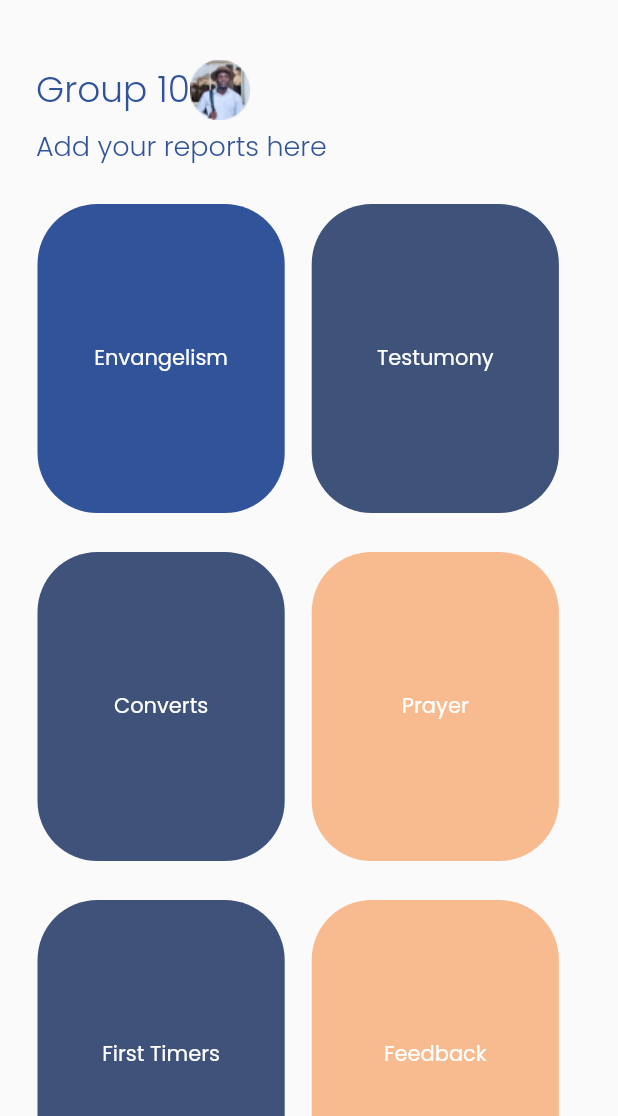
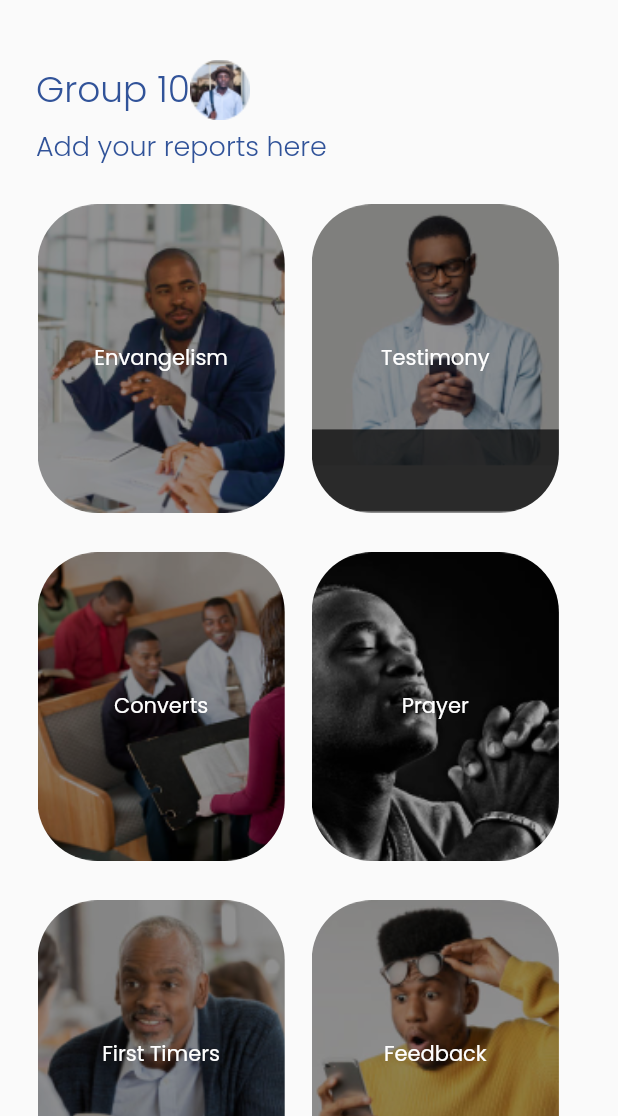
Before and after one commit to moyinfesobi/MPS, a Flutter app: the GroupPage screen opened by its route, on a phone screen of 412 x 824 dp, the part 120-1236 px from its top. Run offline on Flutter 3.47's test engine with Material 2 defaults, Android fonts, the phone set to English and light mode, and no system bars; our stand-ins replace google_fonts.

Commit message:
Modify: Added gesture detector and background images

```diff
--- a/lib/screens/grouppage.dart
+++ b/lib/screens/grouppage.dart
@@ -67,14 +67,18 @@
               child: Row(
                 crossAxisAlignment: CrossAxisAlignment.start,
                 children: <Widget>[
-                  Container(
+                  GestureDetector(
+                       onTap: ()  {Navigator.of(context).pushNamed("/envangelism");
+        } ,
+                    child: Container(
                       margin: const EdgeInsets.all(1),
                       padding: const EdgeInsets.all(10),
                       height: MediaQuery.of(context).size.height * 0.25,
                       width: MediaQuery.of(context).size.width * 0.4,
                       decoration: BoxDecoration(
                         borderRadius: BorderRadius.circular(40),
-                        color: Color.fromRGBO(49, 83, 153, 1),
+                        image: DecorationImage(image: AssetImage("assets/images/envangelism.png"), fit: BoxFit.cover),
+                        // color: Color.fromRGBO(49, 83, 153, 1),
                       ),
                       child: Center(
                         child: Text(
@@ -85,7 +89,9 @@
                                   fontSize: 14,
                                   fontWeight: FontWeight.w400)),
                         ),
-                      )),
+                      )),),
+
+
                   Container(
                       margin: const EdgeInsets.only(
                           top: 1, bottom: 1, left: 17, right: 1),
@@ -94,11 +100,13 @@
                       width: MediaQuery.of(context).size.width * 0.4,
                       decoration: BoxDecoration(
                         borderRadius: BorderRadius.circular(40),
-                        color: Color.fromRGBO(62, 82, 122, 1),
+                          image: DecorationImage(image: AssetImage("assets/images/testimony.png"), fit: BoxFit.cover),
+
+                        // color: Color.fromRGBO(62, 82, 122, 1),
                       ),
                       child: Center(
                         child: Text(
-                          "Testumony",
+                          "Testimony",
                           style: GoogleFonts.poppins(
                               textStyle: const TextStyle(
                                   color: Colors.white,
@@ -122,7 +130,9 @@
                       width: MediaQuery.of(context).size.width * 0.4,
                       decoration: BoxDecoration(
                         borderRadius: BorderRadius.circular(40),
-                        color: Color.fromRGBO(62, 82, 122, 11),
+                         image: DecorationImage(image: AssetImage("assets/images/converts.png"), fit: BoxFit.cover),
+
+                        // color: Color.fromRGBO(62, 82, 122, 11),
                       ),
                       child: Center(
                         child: Text(
@@ -142,7 +152,9 @@
                       width: MediaQuery.of(context).size.width * 0.4,
                       decoration: BoxDecoration(
                         borderRadius: BorderRadius.circular(40),
-                        color: Color.fromRGBO(244, 133, 51, 0.54),
+                         image: DecorationImage(image: AssetImage("assets/images/prayers.png"), fit: BoxFit.cover),
+
+                        // color: Color.fromRGBO(244, 133, 51, 0.54),
                       ),
                       child: Center(
                         child: Text(
@@ -171,7 +183,9 @@
                       width: MediaQuery.of(context).size.width * 0.4,
                       decoration: BoxDecoration(
                         borderRadius: BorderRadius.circular(40),
-                        color: Color.fromRGBO(62, 82, 122, 11),
+                          image: DecorationImage(image: AssetImage("assets/images/firsttimers.png"), fit: BoxFit.cover),
+
+                        // color: Color.fromRGBO(62, 82, 122, 11),
                       ),
                       child: Center(
                         child: Text(
@@ -191,7 +205,9 @@
                       width: MediaQuery.of(context).size.width * 0.4,
                       decoration: BoxDecoration(
                         borderRadius: BorderRadius.circular(40),
-                        color: Color.fromRGBO(244, 133, 51, 0.54),
+                         image: DecorationImage(image: AssetImage("assets/images/feedback.png"), fit: BoxFit.cover),
+
+                        // color: Color.fromRGBO(244, 133, 51, 0.54),
                       ),
                       child: Center(
                         child: Text(
```
